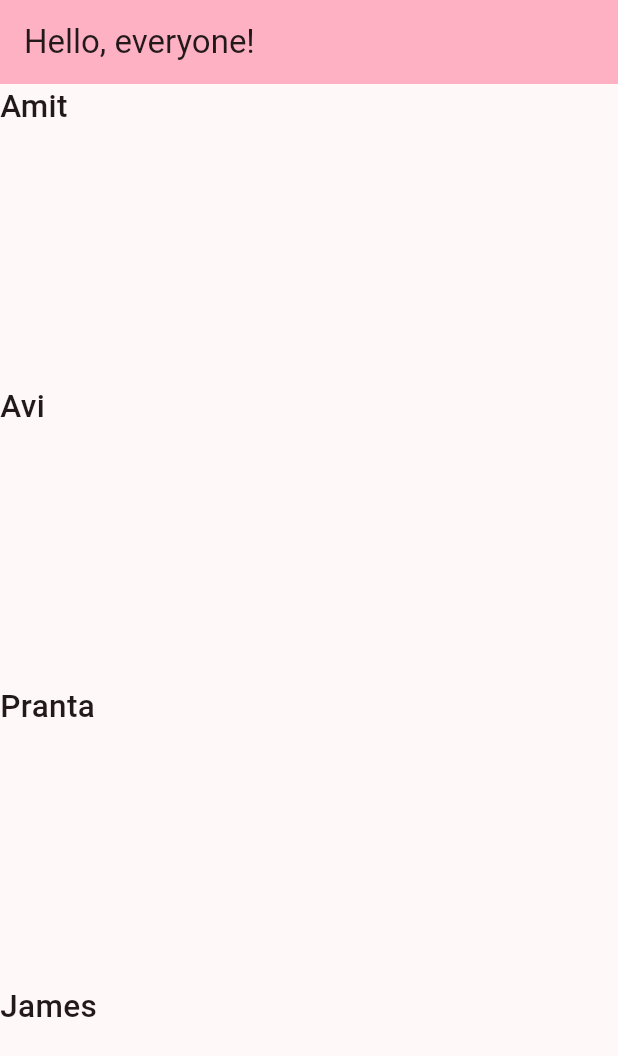
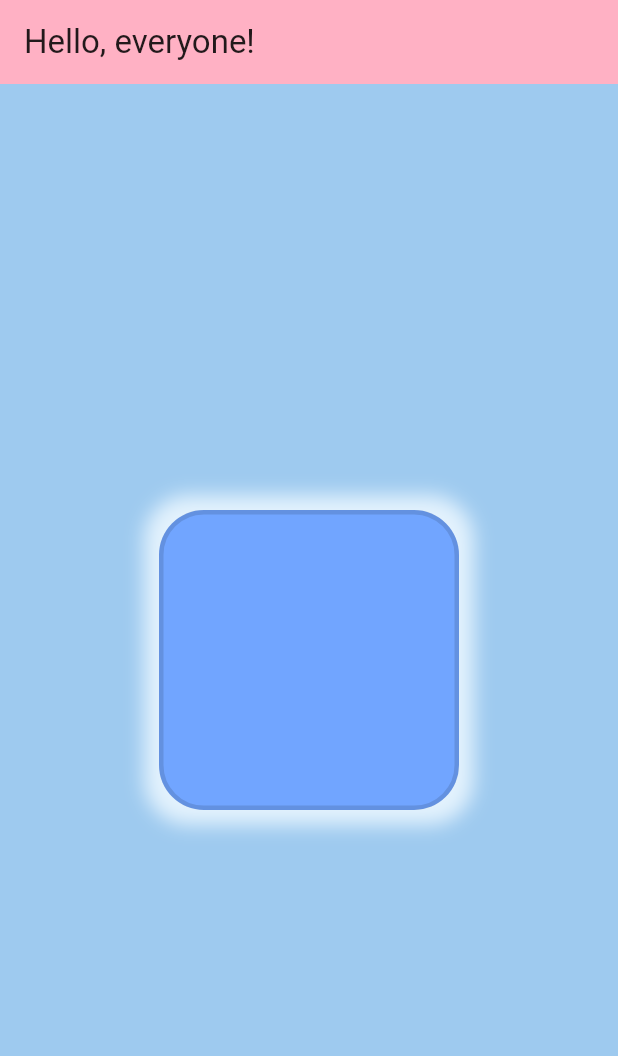
Before and after one commit to AM1T-44/Flutter-Learning, a Flutter app: the screen it shows after launch, on a phone screen of 412 x 824 dp. Shown: the top 1056 px of the screen. Run offline on Flutter 3.47's test engine with Material 3 defaults, Android fonts, the phone set to English and light mode, and no system bars.

Commit message:
Decoration in Container

```diff
--- a/flutter_learn/lib/main.dart
+++ b/flutter_learn/lib/main.dart
@@ -35,38 +35,36 @@ class MyHomePage extends StatefulWidget {
 class _MyHomePageState extends State<MyHomePage> {
   @override
   Widget build(BuildContext context) {
-    var arrNames = ['Amit', 'Avi', "Pranta", 'James', 'Tomal', 'Pritom'];
-
     return Scaffold(
         appBar: AppBar(
           backgroundColor: Theme.of(context).colorScheme.inversePrimary,
           title: Text(widget.title),
         ),
-        body: ListView.builder(
-          itemBuilder: (context, index) {
-            return Text(
-              arrNames[index],
-              style: TextStyle(fontSize: 21, fontWeight: FontWeight.w500),
-            );
-          },
-          itemCount: arrNames.length,
-          itemExtent: 200,
-          scrollDirection: Axis.vertical,
-        ));
+
+        // Decoration in Container
+
+        body: Container(
+            height: double.infinity,
+            width: double.infinity,
+            color: const Color.fromARGB(255, 158, 202, 239),
+            child: Center(
+              child: Container(
+                width: 200,
+                height: 200,
+                // decoration
+                decoration: BoxDecoration(
+                  color: const Color.fromARGB(255, 113, 165, 255),
+                  borderRadius: BorderRadius.all(Radius.circular(30)),
+                  border: Border.all(width: 3, color: Colors.black12),
+                  boxShadow: [
+                    BoxShadow(
+                        blurRadius: 10,
+                        spreadRadius: 10,
+                        color: Colors.blue.shade50)
+                  ],
+                  //shape: BoxShape.circle
+                ),
+              ),
+            )));
   }
 }
-
-// ListView.separated(
-//             itemBuilder: (context, index) {
-//               return Text(
-//                 arrNames[index],
-//                 style: TextStyle(fontSize: 21, fontWeight: FontWeight.w500),
-//               );
-//             },
-//             separatorBuilder: (context, index) {
-//               return Divider(
-//                 height: 200,
-//                 thickness: 5,
-//               );
-//             },
-//             itemCount: arrNames.length)
```
